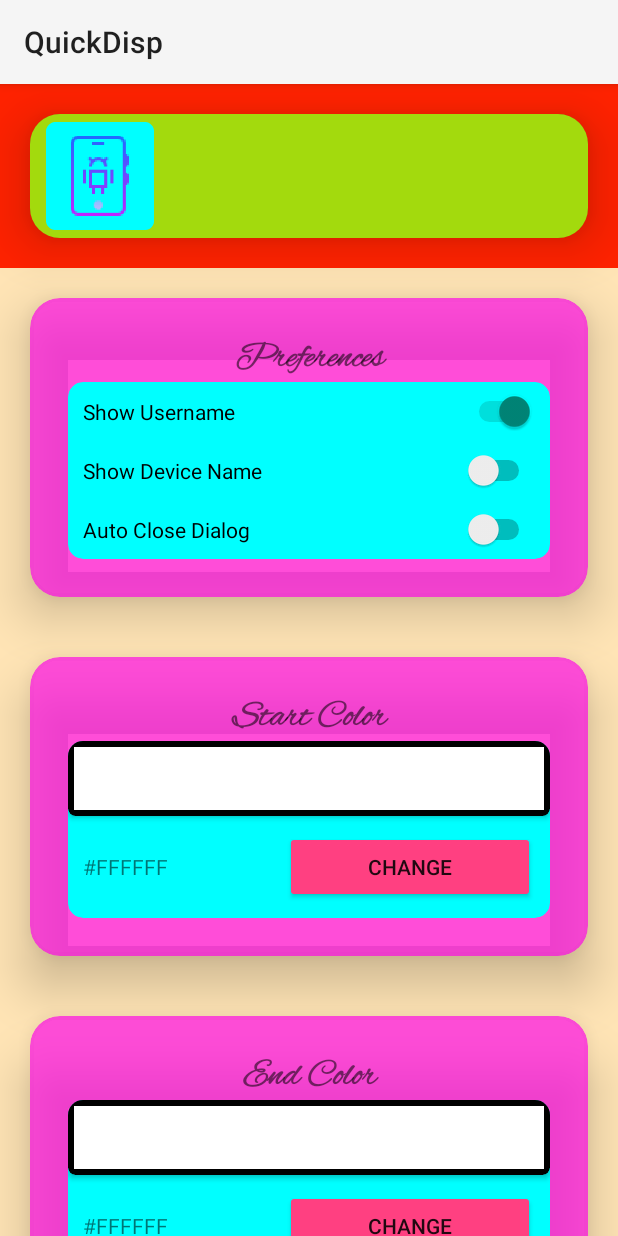
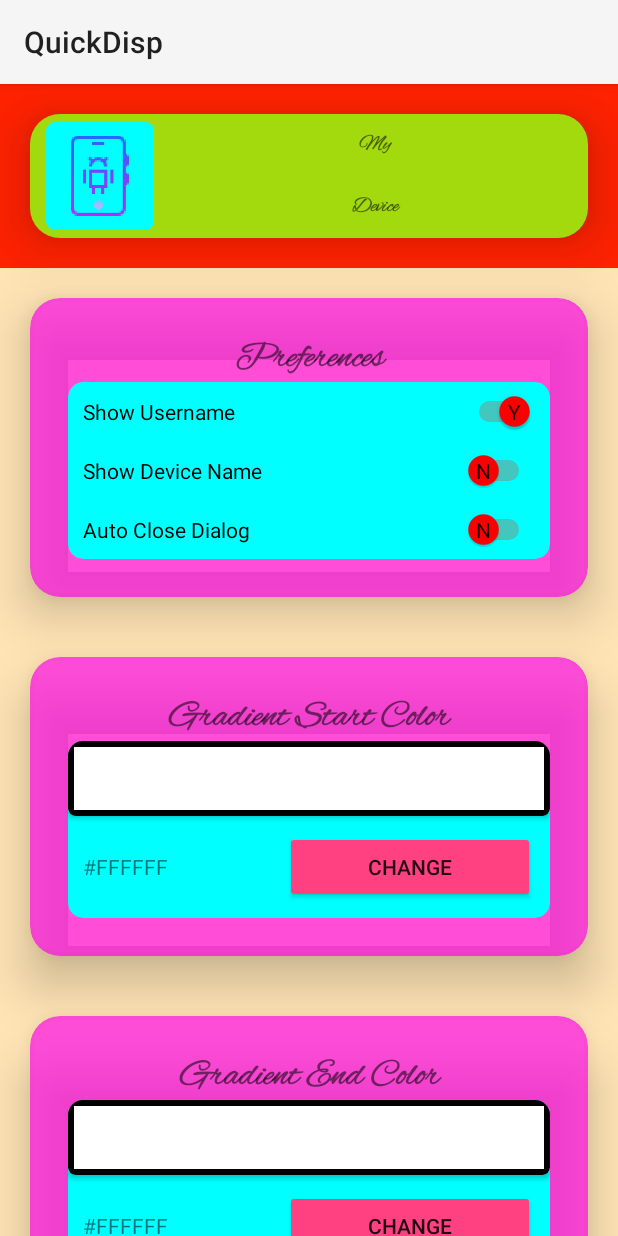
Before and after one commit to 24Naman/QuickDisp, an Android app: the screen it shows after launch (MainActivity), after a tap on "Show Username", on a phone screen of 412 x 824 dp. Run offline under Robolectric (Android 15) with nearby library versions, the phone set to English and light mode, and no system bars; 2 statements that could not run were skipped.

Commit message:
1. On granting the permission to contacts, switch for showing user name will be checked ON 2. Strings are moved from kt files to strings.xml 3. Operations which were previously in setOnClickListener are moved to setOnCheckedChangeListener 4. Problem with permission handling is solved 5. Switches now have textOn and textOff property set 6. Added thumbTint and elevation to all switches

```diff
--- a/app/src/main/java/com/naman/quickdisp/MainActivity.kt
+++ b/app/src/main/java/com/naman/quickdisp/MainActivity.kt
@@ -100,22 +100,10 @@ class MainActivity : Activity() {
             },
                 Toast.LENGTH_SHORT).show()
         }
-    }
 
-    override fun onStart() {
-        super.onStart()
-
-        switch_showUsername.isChecked = data.showUserNameOnDialog
-        switch_showDeviceName.isChecked = data.showDeviceModelNumberOnDialog
-        switch_autoClose.isChecked = data.autoCloseDialog
-
-        switch_showUsername.updateTextViews()
-        switch_showDeviceName.updateTextViews()
-    }
-
-    private fun Switch.updateTextViews() {
-        when (this) {
-            switch_showUsername -> textView_userName.text = when (this.isChecked) {
+        switch_showUsername.setOnCheckedChangeListener { _, boolean ->
+            var username = resources.getString(R.string.username)
+            textView_userName.text = when (boolean) {
                 true -> {
                     when (checkSelfPermission(Manifest.permission.READ_CONTACTS)) {
                         PackageManager.PERMISSION_GRANTED -> {
@@ -126,9 +114,9 @@ class MainActivity : Activity() {
                                     null,
                                     null,
                                     null
-                                ).apply {
-                                    moveToFirst()
-                                    getString(getColumnIndex(ContactsContract.Profile.DISPLAY_NAME))
+                                ).let {
+                                    it.moveToFirst()
+                                    username = it.getString(it.getColumnIndex(ContactsContract.Profile.DISPLAY_NAME))
                                 }
                             }
                         }
@@ -151,17 +139,13 @@ class MainActivity : Activity() {
                                             )
                                         )
                                         this.setPositiveButton(R.string.dialog_yes) { _: DialogInterface, _: Int ->
-                                            setOnClickListener {
                                                 requestPermissions(
                                                     arrayOf(Manifest.permission.READ_CONTACTS),
                                                     1234
                                                 )
-                                            }
                                         }
                                         this.setNegativeButton(R.string.dialog_no) { _: DialogInterface, _: Int ->
-                                            setOnClickListener {
                                                 this@MainActivity.switch_showUsername.isChecked = false
-                                            }
                                         }
                                         create()
                                     }.show()
@@ -169,16 +153,31 @@ class MainActivity : Activity() {
                             }
                         }
                     }
-                    ""      // Show Empty String when permission to contacts is not given
+                    username      // Show Empty String when permission to contacts is not given
                 }
                 false -> {
-                    ""      // Show Empty String when switch is unchecked
+                    username      // Show Empty String when switch is unchecked
                 }
             }
+        }
+    }
+
+    override fun onStart() {
+        super.onStart()
+
+        switch_showUsername.isChecked = data.showUserNameOnDialog
+        switch_showDeviceName.isChecked = data.showDeviceModelNumberOnDialog
+        switch_autoClose.isChecked = data.autoCloseDialog
+
+        switch_showDeviceName.updateTextViews()
+    }
+
+    private fun Switch.updateTextViews() {
+        when (this) {
             switch_showDeviceName -> {
                 textView_deviceName.text = when (this.isChecked) {
                     true -> "${android.os.Build.BRAND} ${android.os.Build.MODEL}"
-                    else -> ""      // Show Empty String when switch is unchecked
+                    else -> resources.getString(R.string.device_name)
                 }
             }
         }
@@ -200,7 +199,7 @@ class MainActivity : Activity() {
                             "${permissions?.get(0)} Granted",
                             Toast.LENGTH_LONG
                         ).show()
-                        switch_showUsername.updateTextViews()
+                        switch_showUsername.isChecked = true
                     }
                     else -> Toast.makeText(
                         this,
--- a/app/src/main/res/layout/activity_main.xml
+++ b/app/src/main/res/layout/activity_main.xml
@@ -118,30 +118,41 @@
                                 android:id="@+id/switch_showUsername"
                                 android:layout_width="match_parent"
                                 android:layout_height="wrap_content"
+                                android:elevation="5dp"
                                 android:padding="10dp"
+                                android:showText="true"
                                 android:text="@string/show_username"
-                                android:textOff="@string/show_username_off"
-                                android:textOn="@string/show_username_on" />
+                                android:textOff="@string/switch_off"
+                                android:textOn="@string/switch_on"
+                                android:thumbTint="#FF0000"
+                                android:trackTint="@color/colorOrange" />
 
                             <Switch
                                 android:id="@+id/switch_showDeviceName"
                                 android:layout_width="match_parent"
                                 android:layout_height="wrap_content"
+                                android:elevation="5dp"
                                 android:padding="10dp"
-                                android:splitTrack="false"
+                                android:showText="true"
                                 android:text="@string/show_device_name"
-                                android:textOff="@string/show_device_name_off"
-                                android:textOn="@string/show_device_name_on"
-                                tools:checked="false" />
+                                android:textOff="@string/switch_off"
+                                android:textOn="@string/switch_on"
+                                android:thumbTint="#FF0000"
+                                android:trackTint="@color/colorOrange" />
 
                             <Switch
                                 android:id="@+id/switch_autoClose"
                                 android:layout_width="match_parent"
                                 android:layout_height="wrap_content"
+                                android:elevation="5dp"
                                 android:padding="10dp"
+                                android:showText="true"
                                 android:splitTrack="false"
                                 android:text="@string/auto_close_dialog"
-                                tools:checked="false" />
+                                android:textOff="@string/switch_off"
+                                android:textOn="@string/switch_on"
+                                android:thumbTint="#FF0000"
+                                android:trackTint="@color/colorOrange" />
                         </LinearLayout>
 
                     </android.support.v7.widget.CardView>
--- a/app/src/main/res/values/colors.xml
+++ b/app/src/main/res/values/colors.xml
@@ -3,4 +3,5 @@
     <color name="colorPrimary">#3F51B5</color>
     <color name="colorPrimaryDark">#303F9F</color>
     <color name="colorAccent">#FF4081</color>
+    <color name="colorOrange">#ff2600</color>
 </resources>
--- a/app/src/main/res/values/strings.xml
+++ b/app/src/main/res/values/strings.xml
@@ -1,17 +1,15 @@
 <resources>
     <string name="app_name">QuickDisp</string>
     <string name="app_icon">App Icon</string>
-    <string name="username">Username</string>
-    <string name="device_name">Device Name</string>
+    <string name="username">My</string>
+    <string name="device_name">Device</string>
     <string name="show_username">Show Username</string>
     <string name="show_device_name">Show Device Name</string>
-    <string name="show_username_off">Show Username: No</string>
-    <string name="show_username_on">Show Username: Yes</string>
-    <string name="show_device_name_off">Show Device Name: No</string>
-    <string name="show_device_name_on">Show Device Name: Yes</string>
+    <string name="switch_off">N</string>
+    <string name="switch_on">Y</string>
     <string name="change">Change</string>
-    <string name="start_color">Start Color</string>
-    <string name="end_color">End Color</string>
+    <string name="start_color">Gradient Start Color</string>
+    <string name="end_color">Gradient End Color</string>
     <string name="white_color_hex">#FFFFFF</string>
     <string name="show_sample_color">Show sample color</string>
     <string name="preferences">Preferences</string>
```
